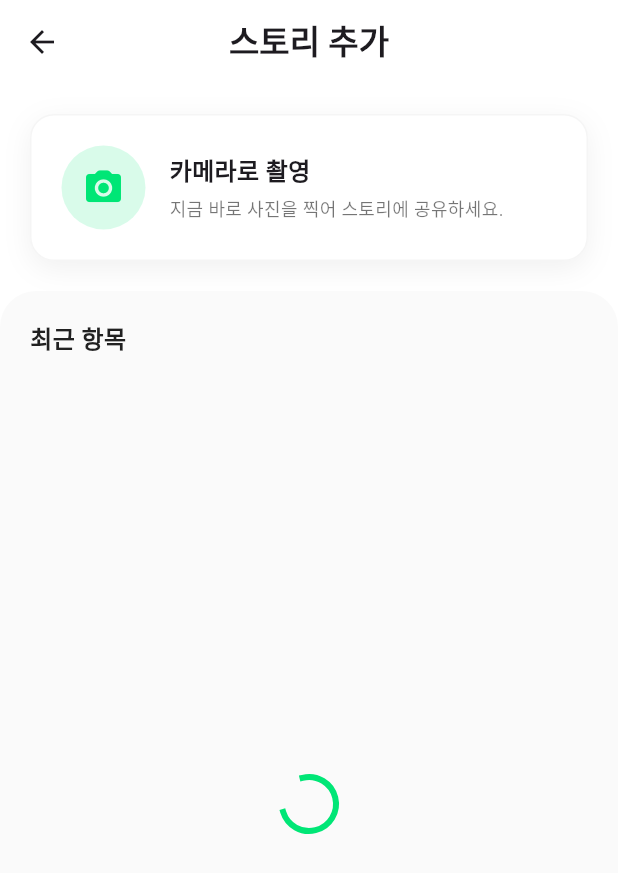
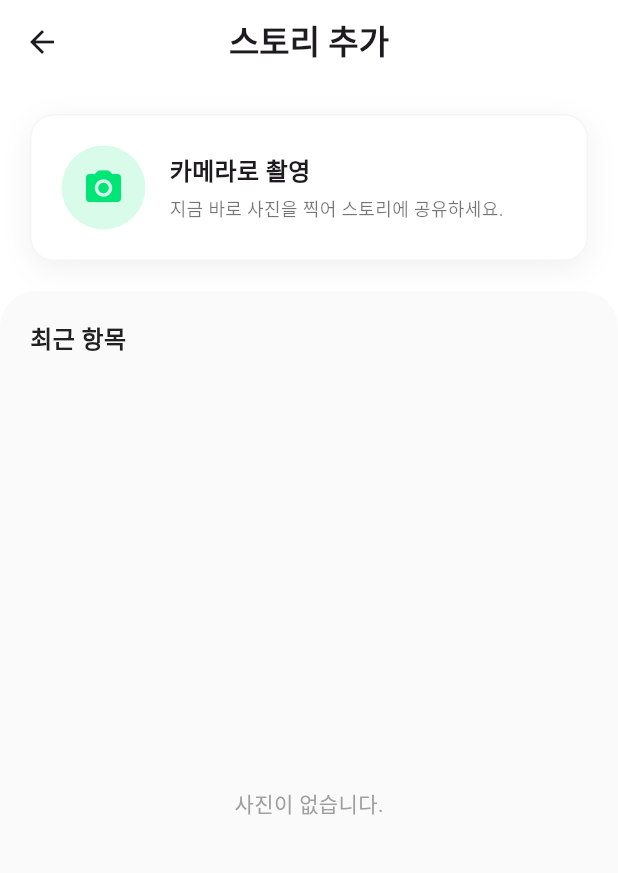
Before and after one commit to OHSEONGKWON/fitple, a Flutter app: the StorySelectionScreen screen opened directly with empty values, on a phone screen of 412 x 824 dp. Shown: the top 873 px of the screen. Run offline on Flutter 3.47's test engine with Material 3 defaults, Android fonts, the light colour scheme and no system bars; our stand-ins replace flutter_local_notifications, image_picker, supabase_flutter; missing offline and left inert: photo_manager; accounts and stored records are empty; Roboto replaces fonts that are missing (Pretendard).

Commit message:
modified:   fitple_app/android/app/build.gradle.kts 	modified:   fitple_app/android/app/src/main/AndroidManifest.xml 	new file:   fitple_app/android/build/reports/problems/problems-report.html 	modified:   fitple_app/android/gradle.properties 	modified:   fitple_app/lib/screens/story_add_screen.dart

```diff
--- a/fitple_app/lib/screens/story_add_screen.dart
+++ b/fitple_app/lib/screens/story_add_screen.dart
@@ -1,4 +1,5 @@
 import 'dart:typed_data';
+import 'package:flutter/foundation.dart';
 import 'package:flutter/material.dart';
 import 'package:image_picker/image_picker.dart';
 import 'package:photo_manager/photo_manager.dart';
@@ -25,6 +26,16 @@ class _StorySelectionScreenState extends State<StorySelectionScreen> {
 
   // 기기 갤러리 사진 불러오기 로직
   Future<void> _fetchGalleryImages() async {
+    if (kIsWeb) {
+      if (mounted) {
+        setState(() {
+          _mediaList = [];
+          _isLoading = false;
+        });
+      }
+      return;
+    }
+
     final PermissionState ps = await PhotoManager.requestPermissionExtend();
     if (ps.isAuth) {
       List<AssetPathEntity> albums = await PhotoManager.getAssetPathList(
@@ -44,15 +55,17 @@ class _StorySelectionScreenState extends State<StorySelectionScreen> {
         if (mounted) setState(() => _isLoading = false);
       }
     } else {
+      if (mounted) {
+        setState(() => _isLoading = false);
+      }
       // 권한 거부 시 설정창 안내
       PhotoManager.openSetting();
     }
   }
 
-  // 상단 카메라 버튼 로직 (image_picker 사용)
-  Future<void> _pickFromCamera() async {
+  Future<void> _pickImage(ImageSource source) async {
     final picker = ImagePicker();
-    final pickedFile = await picker.pickImage(source: ImageSource.camera, imageQuality: 80);
+    final pickedFile = await picker.pickImage(source: source, imageQuality: 80);
     if (pickedFile != null) {
       final bytes = await pickedFile.readAsBytes();
       if (mounted) {
@@ -62,9 +75,21 @@ class _StorySelectionScreenState extends State<StorySelectionScreen> {
     }
   }
 
+  // 상단 카메라 버튼 로직
+  Future<void> _pickFromCamera() async => _pickImage(ImageSource.camera);
+
+  Future<void> _pickFromGallery() async => _pickImage(ImageSource.gallery);
+
   @override
   Widget build(BuildContext context) {
     final isDarkMode = Theme.of(context).brightness == Brightness.dark;
+    final isWeb = kIsWeb;
+    final topActionIcon = isWeb ? Icons.photo_library : Icons.camera_alt_rounded;
+    final topActionTitle = isWeb ? '사진 선택' : '카메라로 촬영';
+    final topActionSubtitle = isWeb
+        ? '웹에서는 파일 선택 창을 이용해 이미지를 업로드하세요.'
+        : '지금 바로 사진을 찍어 스토리에 공유하세요.';
+    final VoidCallback topActionTap = isWeb ? _pickFromGallery : _pickFromCamera;
 
     return Scaffold(
       appBar: AppBar(
@@ -79,7 +104,7 @@ class _StorySelectionScreenState extends State<StorySelectionScreen> {
           Padding(
             padding: const EdgeInsets.all(20.0),
             child: GestureDetector(
-              onTap: _pickFromCamera,
+              onTap: topActionTap,
               child: Container(
                 padding: const EdgeInsets.all(20),
                 decoration: BoxDecoration(
@@ -105,20 +130,20 @@ class _StorySelectionScreenState extends State<StorySelectionScreen> {
                         color: const Color(0xFF00E676).withValues(alpha: 0.15),
                         shape: BoxShape.circle,
                       ),
-                      child: const Icon(Icons.camera_alt_rounded, size: 28, color: Color(0xFF00E676)),
+                      child: Icon(topActionIcon, size: 28, color: const Color(0xFF00E676)),
                     ),
                     const SizedBox(width: 16),
                     Expanded(
                       child: Column(
                         crossAxisAlignment: CrossAxisAlignment.start,
                         children: [
-                          const Text(
-                            '카메라로 촬영',
-                            style: TextStyle(fontSize: 16, fontWeight: FontWeight.bold),
+                          Text(
+                            topActionTitle,
+                            style: const TextStyle(fontSize: 16, fontWeight: FontWeight.bold),
                           ),
                           const SizedBox(height: 4),
                           Text(
-                            '지금 바로 사진을 찍어 스토리에 공유하세요.',
+                            topActionSubtitle,
                             style: TextStyle(fontSize: 12, color: isDarkMode ? Colors.white54 : Colors.black54),
                           ),
                         ],
@@ -154,6 +179,36 @@ class _StorySelectionScreenState extends State<StorySelectionScreen> {
                   Expanded(
                     child: _isLoading
                         ? const Center(child: CircularProgressIndicator(color: Color(0xFF00E676)))
+                        : kIsWeb
+                            ? Center(
+                                child: Column(
+                                  mainAxisAlignment: MainAxisAlignment.center,
+                                  children: [
+                                    Text(
+                                      '웹에서는 파일 선택 창을 이용해 이미지를 업로드하세요.',
+                                      textAlign: TextAlign.center,
+                                      style: TextStyle(
+                                        fontSize: 14,
+                                        color: isDarkMode ? Colors.white70 : Colors.black54,
+                                      ),
+                                    ),
+                                    const SizedBox(height: 16),
+                                    ElevatedButton.icon(
+                                      onPressed: _pickFromGallery,
+                                      icon: const Icon(Icons.photo_library),
+                                      label: const Text('사진 선택'),
+                                      style: ElevatedButton.styleFrom(
+                                        backgroundColor: const Color(0xFF00E676),
+                                        foregroundColor: Colors.white,
+                                        shape: RoundedRectangleBorder(
+                                          borderRadius: BorderRadius.circular(12),
+                                        ),
+                                        padding: const EdgeInsets.symmetric(horizontal: 20, vertical: 14),
+                                      ),
+                                    ),
+                                  ],
+                                ),
+                              )
                             : _mediaList.isEmpty
                                 ? const Center(child: Text('사진이 없습니다.', style: TextStyle(color: Colors.grey)))
                                 : GridView.builder(
```
Also changed, not shown: 4 other files. Lines whose indentation alone changed are shown as unchanged.
